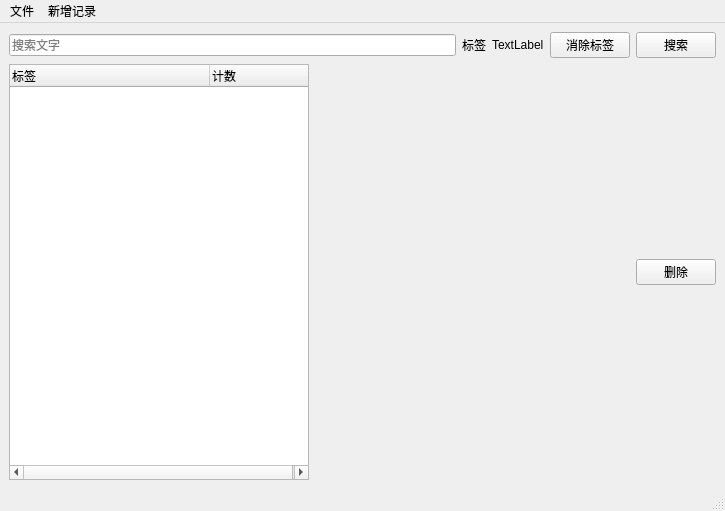
Before: the Qt Designer form labeled_files/main.ui in liyihc/labeled-files, drawn with Qt 5.
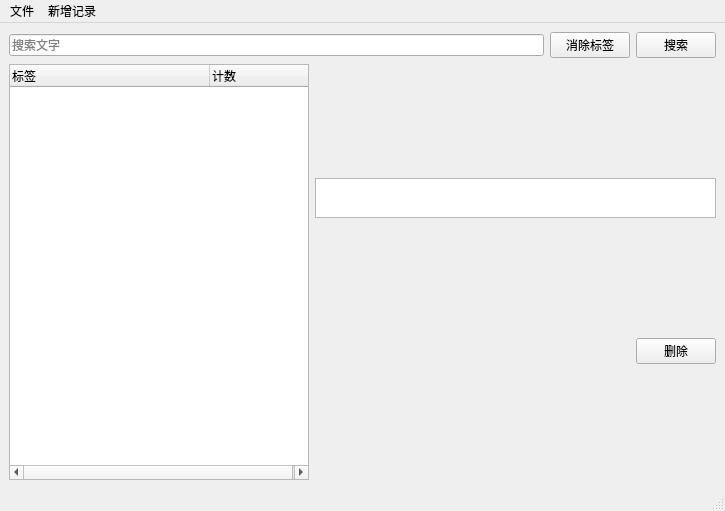
After: the same form once the commit is applied.

Commit message: ver 0.3.2 add tag list widget back

Patch:
```diff
--- a/labeled_files/main.ui
+++ b/labeled_files/main.ui
@@ -24,20 +24,6 @@
         </property>
        </widget>
       </item>
-      <item>
-       <widget class="QLabel" name="label_2">
-        <property name="text">
-         <string>标签</string>
-        </property>
-       </widget>
-      </item>
-      <item>
-       <widget class="QLabel" name="tagLabel">
-        <property name="text">
-         <string>TextLabel</string>
-        </property>
-       </widget>
-      </item>
       <item>
        <widget class="QPushButton" name="clearTagPushButton">
         <property name="text">
@@ -90,6 +76,25 @@
       </item>
       <item>
        <layout class="QVBoxLayout" name="verticalLayout">
+        <item>
+         <widget class="QListWidget" name="tagListWidget">
+          <property name="sizePolicy">
+           <sizepolicy hsizetype="Expanding" vsizetype="Maximum">
+            <horstretch>0</horstretch>
+            <verstretch>0</verstretch>
+           </sizepolicy>
+          </property>
+          <property name="maximumSize">
+           <size>
+            <width>16777215</width>
+            <height>40</height>
+           </size>
+          </property>
+          <property name="flow">
+           <enum>QListView::LeftToRight</enum>
+          </property>
+         </widget>
+        </item>
         <item>
          <layout class="QVBoxLayout" name="fileVerticalLayout"/>
         </item>
```
The commit also changes 3 other files.
